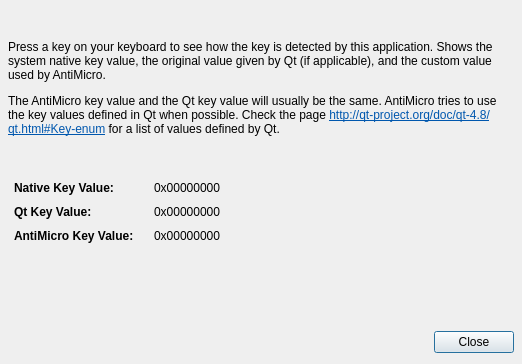
Qt form src/qkeydisplaydialog.ui (AntiMicroX/antimicrox) before a commit.
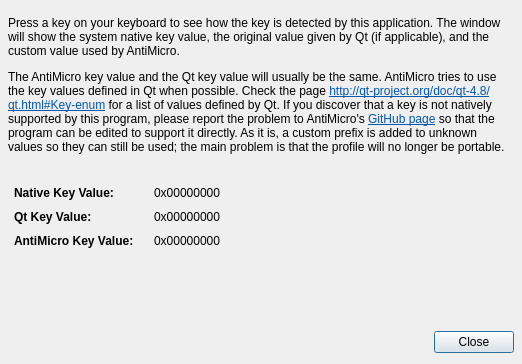
The same form after that commit.

Diff of the .ui file:
```diff
--- a/src/qkeydisplaydialog.ui
+++ b/src/qkeydisplaydialog.ui
@@ -32,7 +32,7 @@
    <item>
     <widget class="QLabel" name="label">
      <property name="text">
-      <string>&lt;html&gt;&lt;head/&gt;&lt;body&gt;&lt;p&gt;Press a key on your keyboard to see how the key is detected by this application. Shows the system native key value, the original value given by Qt (if applicable), and the custom value used by AntiMicro.&lt;/p&gt;&lt;p&gt;The AntiMicro key value and the Qt key value will usually be the same. AntiMicro tries to use the key values defined in Qt when possible. Check the page &lt;a href=&quot;http://qt-project.org/doc/qt-4.8/qt.html#Key-enum&quot;&gt;&lt;span style=&quot; text-decoration: underline; color:#0057ae;&quot;&gt;http://qt-project.org/doc/qt-4.8/qt.html#Key-enum&lt;/span&gt;&lt;/a&gt; for a list of values defined by Qt.&lt;/p&gt;&lt;/body&gt;&lt;/html&gt;</string>
+      <string>&lt;html&gt;&lt;head/&gt;&lt;body&gt;&lt;p&gt;Press a key on your keyboard to see how the key is detected by this application. The window will show the system native key value, the original value given by Qt (if applicable), and the custom value used by AntiMicro.&lt;/p&gt;&lt;p&gt;The AntiMicro key value and the Qt key value will usually be the same. AntiMicro tries to use the key values defined in Qt when possible. Check the page &lt;a href=&quot;http://qt-project.org/doc/qt-4.8/qt.html#Key-enum&quot;&gt;&lt;span style=&quot; text-decoration: underline; color:#0057ae;&quot;&gt;http://qt-project.org/doc/qt-4.8/qt.html#Key-enum&lt;/span&gt;&lt;/a&gt; for a list of values defined by Qt. If you discover that a key is not natively supported by this program, please report the problem to AntiMicro's &lt;a href=&quot;https://github.com/Ryochan7/antimicro&quot;&gt;&lt;span style=&quot; text-decoration: underline; color:#0057ae;&quot;&gt;GitHub page&lt;/span&gt;&lt;/a&gt; so that the program can be edited to support it directly. As it is, a custom prefix is added to unknown values so they can still be used; the main problem is that the profile will no longer be portable.&lt;/p&gt;&lt;/body&gt;&lt;/html&gt;</string>
      </property>
      <property name="textFormat">
       <enum>Qt::AutoText</enum>
@@ -48,6 +48,22 @@
      </property>
     </widget>
    </item>
+   <item>
+    <spacer name="verticalSpacer">
+     <property name="orientation">
+      <enum>Qt::Vertical</enum>
+     </property>
+     <property name="sizeType">
+      <enum>QSizePolicy::Fixed</enum>
+     </property>
+     <property name="sizeHint" stdset="0">
+      <size>
+       <width>20</width>
+       <height>10</height>
+      </size>
+     </property>
+    </spacer>
+   </item>
    <item>
     <layout class="QFormLayout" name="formLayout">
      <property name="horizontalSpacing">
```
